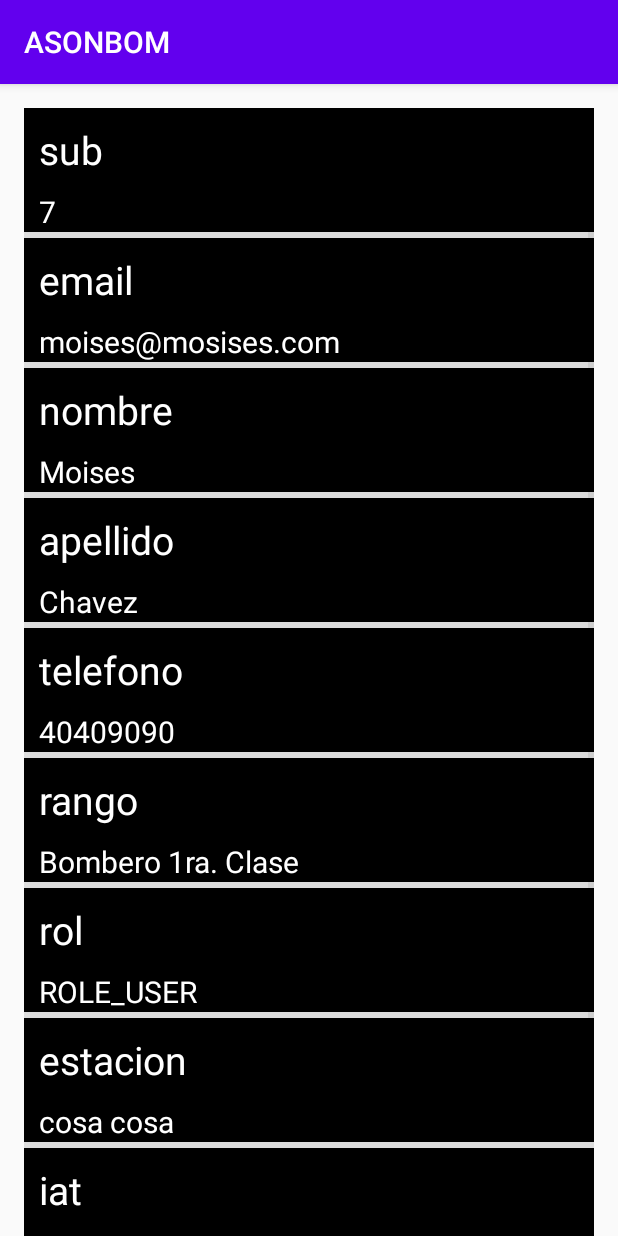
After one commit to AlanItzep/ASONBOM, an Android app: the MultipleitemList screen opened directly, with no data from a screen before it, on a phone screen of 412 x 824 dp. The commit adds this screen. Run offline under Robolectric (Android 15) with nearby library versions, the phone set to English and light mode, and no system bars.

Commit message:
Update ASONBOM

```diff
--- a/app/src/main/AndroidManifest.xml
+++ b/app/src/main/AndroidManifest.xml
@@ -25,7 +25,7 @@
                 <category android:name="android.intent.category.LAUNCHER" />
             </intent-filter>
         </activity>
-        <activity android:name=".data.ui.MainActivity">
+        <activity android:name=".data.MultipleitemList">
 
         </activity>
     </application>
--- /dev/null
+++ b/app/src/main/java/com/example/asonbom/data/MultipleitemList.java
@@ -0,0 +1,118 @@
+package com.example.asonbom.data;
+
+import android.os.Bundle;
+import android.util.Log;
+import android.widget.ListView;
+
+import androidx.appcompat.app.AppCompatActivity;
+
+import com.example.asonbom.R;
+import com.example.asonbom.data.models.RowInfo;
+import com.example.asonbom.data.models.RowListAdapter;
+
+import java.util.ArrayList;
+
+public class MultipleitemList extends AppCompatActivity {
+    private static final String TAG = "MultipleitemList";
+
+    @Override
+    protected void onCreate(Bundle savedInstanceState) {
+        super.onCreate(savedInstanceState);
+        setContentView(R.layout.activity_login);
+
+        Log.d(TAG,"onCreate: started.");
+        ListView mListView = (ListView) findViewById(R.id.person_list);
+
+        //"sub","email","nombre","apellido","telefono","rango","rol","estacion","iat","exp"
+        RowInfo sub = new RowInfo("sub", "7");
+        RowInfo email = new RowInfo("email", "moises@mosises.com");
+        RowInfo nombre = new RowInfo("nombre", "Moises");
+        RowInfo apellido = new RowInfo("apellido", "Chavez");
+        RowInfo telefono = new RowInfo("telefono", "40409090");
+        RowInfo rango = new RowInfo("rango", "Bombero 1ra. Clase");
+        RowInfo rol = new RowInfo("rol", "ROLE_USER");
+        RowInfo estacion = new RowInfo("estacion", "cosa cosa");
+        RowInfo iat = new RowInfo("iat", "1591869041");
+        RowInfo exp = new RowInfo("exp", "1592473841");
+
+        ArrayList<RowInfo> rowList = new ArrayList<>();
+
+        rowList.add(sub);
+        rowList.add(email);
+        rowList.add(nombre);
+        rowList.add(apellido);
+        rowList.add(telefono);
+        rowList.add(rango);
+        rowList.add(rol);
+        rowList.add(estacion);
+        rowList.add(iat);
+        rowList.add(exp);
+
+        RowListAdapter adapter = new RowListAdapter(this, R.layout.row_layout, rowList);
+
+        mListView.setAdapter(adapter);
+    }
+
+
+    /*
+
+    // Crear una list view sencilla
+
+    @Override
+    protected void onCreate(Bundle savedInstanceState){
+        super.onCreate(savedInstanceState);
+        setContentView(R.layout.testing_various);
+
+
+        ListView list = findViewById(R.id.list_example);
+        Log.d(TAG,"onCreate: started.");
+
+        //Arrays.asList("sub","email","nombre","apellido","telefono","rango","rol","estacion","iat","exp")
+
+        //ArrayList<String> names= new ArrayList<>();
+        //names.add("sub");
+        //names.add("email");
+        //names.add("nombre");
+        //names.add("apellido");
+        //names.add("telefono");
+        //names.add("rango");
+        //names.add("rol");
+        //names.add("estacion");
+        //names.add("iat");
+        //names.add("exp");
+
+        List<String> names= Arrays.asList("sub","email","nombre","apellido","telefono","rango","rol","estacion","iat","exp");
+        ArrayAdapter<String> adapter = new ArrayAdapter<>(this, R.layout.text_item, names);
+        list.setAdapter(adapter);
+
+    }
+    */
+
+
+    /*
+
+    // colocar imagenes de forma sencilla
+
+    private static final String TAG = "MultipleitemList";
+
+    @Override
+    protected void onCreate(Bundle savedInstanceState){
+        super.onCreate(savedInstanceState);
+        setContentView(R.layout.testing_various);
+        Log.d(TAG,"onCreate: started.");
+        ImageView firstImage = (ImageView) findViewById(R.id.first_image);
+
+        int imageResource = getResources().getIdentifier("@drawable/gg", null,this.getPackageName());
+        firstImage.setImageResource(imageResource);
+    }
+    // *************** XML FILE***************
+        <ImageView
+        android:layout_width="250dp"
+        android:layout_height="250dp"
+        android:layout_centerVertical="true"
+        android:layout_centerHorizontal="true"
+        android:id="@+id/first_image"/>
+
+    // *************** XML FILE***************
+    */
+}
--- /dev/null
+++ b/app/src/main/java/com/example/asonbom/data/models/RowInfo.java
@@ -0,0 +1,27 @@
+package com.example.asonbom.data.models;
+
+public class RowInfo {
+    private String title;
+    private String info;
+
+    public RowInfo(String title, String info) {
+        this.title = title;
+        this.info = info;
+    }
+
+    public String getTitle() {
+        return title;
+    }
+
+    public void setTitle(String title) {
+        this.title = title;
+    }
+
+    public String getInfo() {
+        return info;
+    }
+
+    public void setInfo(String info) {
+        this.info = info;
+    }
+}
--- /dev/null
+++ b/app/src/main/java/com/example/asonbom/data/models/RowListAdapter.java
@@ -0,0 +1,51 @@
+package com.example.asonbom.data.models;
+
+import android.content.Context;
+import android.view.LayoutInflater;
+import android.view.View;
+import android.view.ViewGroup;
+import android.widget.ArrayAdapter;
+import android.widget.TextView;
+
+import androidx.annotation.NonNull;
+import androidx.annotation.Nullable;
+
+import com.example.asonbom.R;
+
+import java.util.ArrayList;
+
+public class RowListAdapter extends ArrayAdapter<RowInfo> {
+    private static final String TAG = "Row ListAdapter.";
+    private Context mContext;
+
+    int mResource;
+
+    public RowListAdapter(@NonNull Context context, int resource, @NonNull ArrayList<RowInfo> objects) {
+        super(context, resource, objects);
+        mContext = context;
+        mResource = resource;
+    }
+
+    @NonNull
+    @Override
+    public View getView(int position, @Nullable View convertView, @NonNull ViewGroup parent) {
+
+        //get the row information
+        String title = getItem(position).getTitle();
+        String info = getItem(position).getInfo();
+
+        //Create the row object with the information
+        RowInfo rowInfo = new RowInfo(title,info);
+
+        LayoutInflater inflater = LayoutInflater.from(mContext);
+        convertView = inflater.inflate(mResource, parent,false);
+
+        TextView tvTitle = (TextView) convertView.findViewById(R.id.text_name);
+        TextView tvInfo = (TextView) convertView.findViewById(R.id.text_info);
+
+        tvTitle.setText(title);
+        tvInfo.setText(info);
+
+        return  convertView;
+    }
+}
```
Also changed, not shown: app/src/main/java/com/example/asonbom/data/models/PersonInfo.java (+14 -0 lines), app/src/main/java/com/example/asonbom/data/ui/LoginActivity.java (+39 -14 lines), app/src/main/res/layout/testing_various.xml (added, +17 -0 lines), app/src/main/res/layout/text_item.xml (added, +10 -0 lines), app/src/main/res/drawable/gg.jpg (added).
